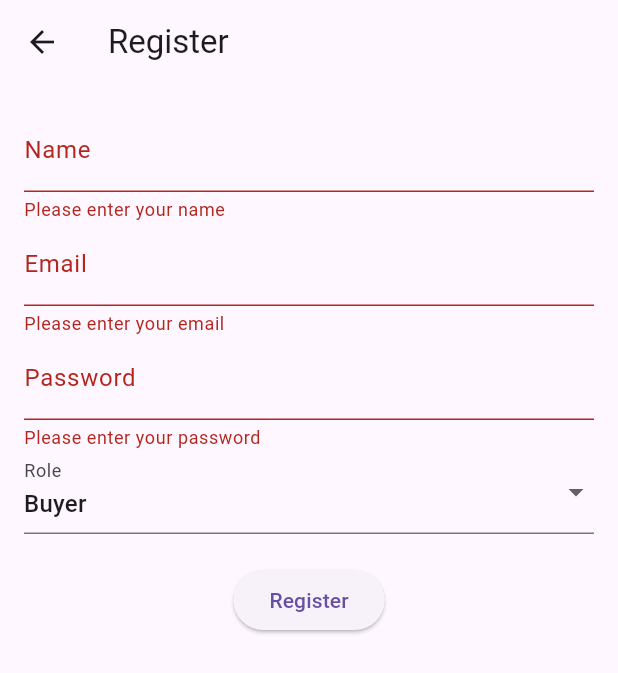
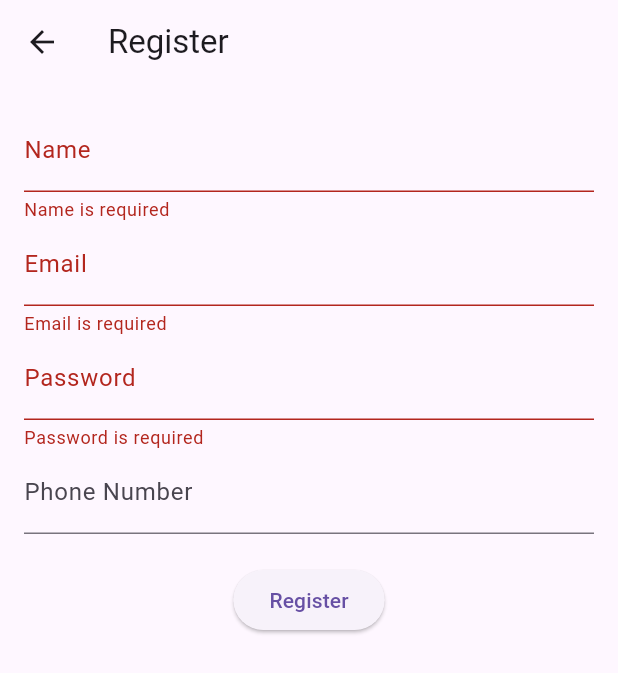
Before and after one commit to n3koman/SWE_project, a Flutter app: the RegisterScreen screen opened directly, after a tap on "Register", on a phone screen of 412 x 824 dp. Shown: the top 673 px of the screen. Run offline on Flutter 3.47's test engine with Material 3 defaults, Android fonts, the phone set to English and light mode, and no system bars.

Commit message:
Update register_screen.dart

```diff
--- a/mobile/lib/screens/register_screen.dart
+++ b/mobile/lib/screens/register_screen.dart
@@ -12,43 +12,43 @@ class _RegisterScreenState extends State<RegisterScreen> {
   String _name = '';
   String _email = '';
   String _password = '';
-  String _role = 'buyer'; // Default role is 'buyer'
-  String? _farmName;
-  String? _farmLocation;
-  String? _farmSize;
-  String? _cropTypes;
+  String _phoneNumber = '';
 
   Future<void> _registerUser() async {
-    var url = Uri.parse('https://swe-project-liard.vercel.app/register'); // Change to your backend URL
-    Map<String, dynamic> requestBody = {
+    var url = Uri.parse('https://swe-project-liard.vercel.app/register'); // Update with your backend URL
+
+    // Data to be sent to the backend
+    var body = json.encode({
       'name': _name,
       'email': _email,
       'password': _password,
-      'role': _role,
-    };
+      'phone_number': _phoneNumber,
+    });
 
-    // If the user selects 'farmer', add farm details to the request
-    if (_role == 'farmer') {
-      requestBody['farm_name'] = _farmName;
-      requestBody['farm_location'] = _farmLocation;
-      requestBody['farm_size'] = _farmSize;
-      requestBody['crop_types'] = _cropTypes;
-    }
-
+    try {
+      // Sending POST request to register the user
       var response = await http.post(
         url,
         headers: {'Content-Type': 'application/json'},
-      body: json.encode(requestBody),
+        body: body,
       );
 
       if (response.statusCode == 201) {
-      // Registration successful
+        // Registration success
         ScaffoldMessenger.of(context).showSnackBar(
-          SnackBar(content: Text('Registration successful')));
+          SnackBar(content: Text('User registered successfully')),
+        );
       } else {
         // Registration failed
+        var error = json.decode(response.body);
         ScaffoldMessenger.of(context).showSnackBar(
-          SnackBar(content: Text('Registration failed: ${response.body}')));
+          SnackBar(content: Text('Registration failed: ${error['error']}')),
+        );
+      }
+    } catch (e) {
+      ScaffoldMessenger.of(context).showSnackBar(
+        SnackBar(content: Text('An error occurred: $e')),
+      );
     }
   }
 
@@ -65,65 +65,23 @@ class _RegisterScreenState extends State<RegisterScreen> {
               TextFormField(
                 decoration: InputDecoration(labelText: 'Name'),
                 onSaved: (value) => _name = value!,
-                validator: (value) {
-                  if (value == null || value.isEmpty) {
-                    return 'Please enter your name';
-                  }
-                  return null;
-                },
+                validator: (value) => value!.isEmpty ? 'Name is required' : null,
               ),
               TextFormField(
                 decoration: InputDecoration(labelText: 'Email'),
                 onSaved: (value) => _email = value!,
-                validator: (value) {
-                  if (value == null || value.isEmpty) {
-                    return 'Please enter your email';
-                  }
-                  return null;
-                },
+                validator: (value) => value!.isEmpty ? 'Email is required' : null,
               ),
               TextFormField(
                 decoration: InputDecoration(labelText: 'Password'),
                 obscureText: true,
                 onSaved: (value) => _password = value!,
-                validator: (value) {
-                  if (value == null || value.isEmpty) {
-                    return 'Please enter your password';
-                  }
-                  return null;
-                },
-              ),
-              DropdownButtonFormField<String>(
-                value: _role,
-                items: [
-                  DropdownMenuItem(value: 'farmer', child: Text('Farmer')),
-                  DropdownMenuItem(value: 'buyer', child: Text('Buyer')),
-                ],
-                onChanged: (value) {
-                  setState(() {
-                    _role = value!;
-                  });
-                },
-                decoration: InputDecoration(labelText: 'Role'),
-              ),
-              if (_role == 'farmer') ...[
-                TextFormField(
-                  decoration: InputDecoration(labelText: 'Farm Name'),
-                  onSaved: (value) => _farmName = value!,
+                validator: (value) => value!.isEmpty ? 'Password is required' : null,
               ),
               TextFormField(
-                  decoration: InputDecoration(labelText: 'Farm Location'),
-                  onSaved: (value) => _farmLocation = value!,
+                decoration: InputDecoration(labelText: 'Phone Number'),
+                onSaved: (value) => _phoneNumber = value!,
               ),
-                TextFormField(
-                  decoration: InputDecoration(labelText: 'Farm Size (in hectares)'),
-                  onSaved: (value) => _farmSize = value!,
-                ),
-                TextFormField(
-                  decoration: InputDecoration(labelText: 'Crop Types (comma-separated)'),
-                  onSaved: (value) => _cropTypes = value!,
-                ),
-              ],
               SizedBox(height: 20),
               ElevatedButton(
                 onPressed: () {
```
Lines whose indentation alone changed are shown as unchanged.
